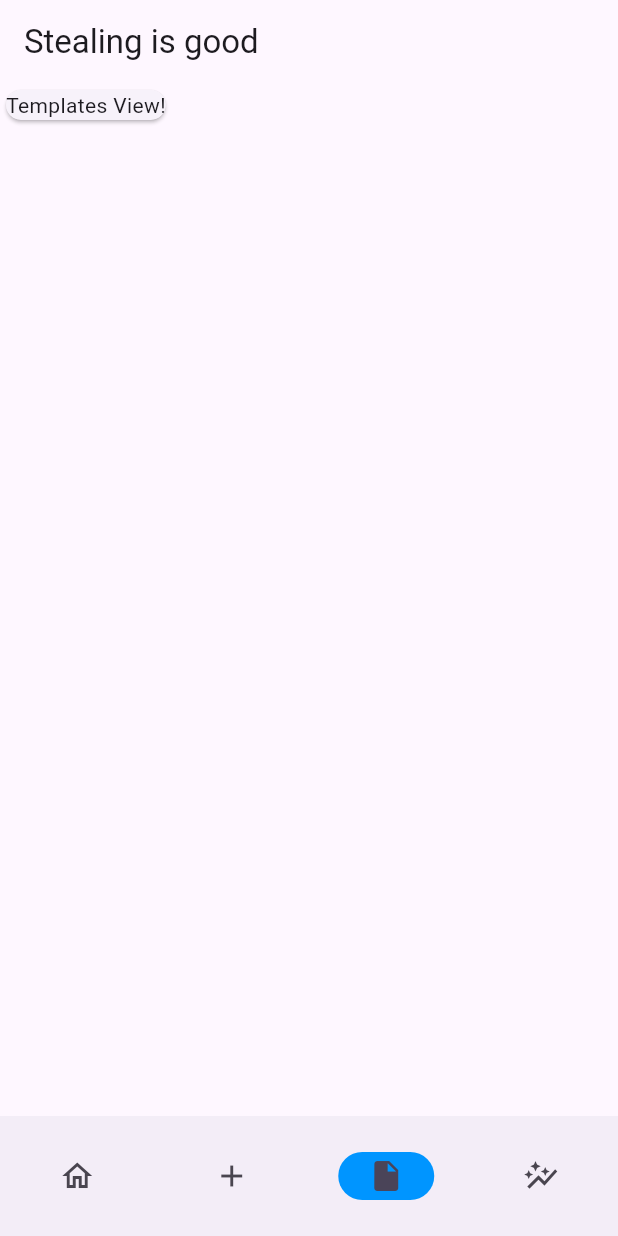
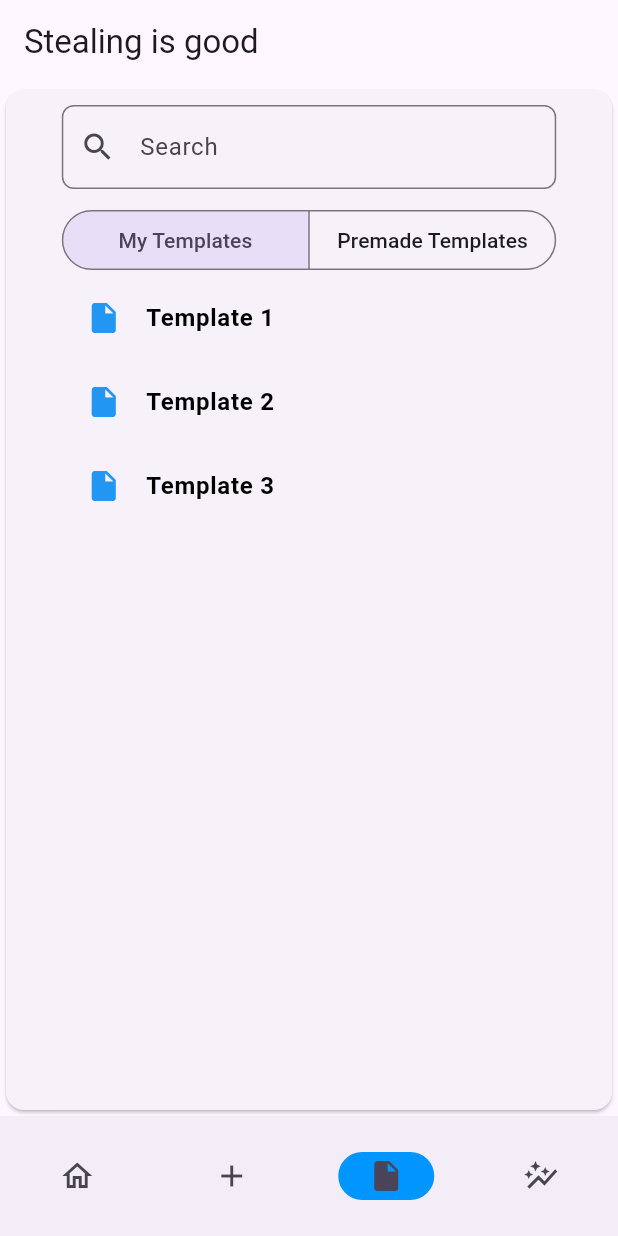
Before and after one commit to ruchihegde/exercise_tracking_app, a Flutter app: the screen it shows after launch, item 3 of the bottom bar chosen, on a phone screen of 412 x 824 dp. Run offline on Flutter 3.47's test engine with Material 3 defaults, Android fonts, the phone set to English and light mode, and no system bars.

Commit message:
basic structure for template list

```diff
--- a/lib/views/TemplatesView.dart
+++ b/lib/views/TemplatesView.dart
@@ -1,13 +1,14 @@
 import 'package:flutter/material.dart';
+import './widgets/TemplateList.dart';
 
 class TemplatesView extends StatelessWidget {
   const TemplatesView({super.key});
 
   @override
   Widget build(BuildContext context) {
-    return const Scaffold(
+    return Scaffold(
       body: Card(
-        child: Text('Templates View!')
+        child: TemplateList()
       )
     );
   }
--- /dev/null
+++ b/lib/views/widgets/TemplateList.dart
@@ -0,0 +1,124 @@
+import 'package:flutter/material.dart';
+import 'package:flutter/rendering.dart';
+
+enum TemplateView { myTemplates, premade }
+
+class TemplateList extends StatefulWidget {
+  const TemplateList({super.key});
+
+
+  @override
+  State<TemplateList> createState() => _TemplateListState();
+}
+
+class _TemplateListState extends State<TemplateList> {
+
+  TemplateView currentTab = TemplateView.myTemplates;
+  TextEditingController searchController = TextEditingController();
+  List<String> myTemplates = ['Template 1', 'Template 2', 'Template 3'];
+  List<String> premadeTemplates = ['Premade 1', 'Premade 2', 'Premade 3'];
+  List<String> filteredTemplates = [];
+
+  @override
+  void initState() {
+    super.initState();
+    filteredTemplates = myTemplates;
+    searchController.addListener(_filterTemplates);
+  }
+
+  @override
+  void dispose() {
+    searchController.removeListener(_filterTemplates);
+    searchController.dispose();
+    super.dispose();
+  }
+
+  int _getCurListCount () {
+    return currentTab == TemplateView.myTemplates
+      ? myTemplates.length
+      : premadeTemplates.length;
+  }
+
+  void _filterTemplates() {
+    setState(() {
+      List<String> templates = currentTab == TemplateView.myTemplates
+          ? myTemplates
+          : premadeTemplates;
+      filteredTemplates = templates
+          .where((template) =>
+              template.toLowerCase().contains(searchController.text.toLowerCase()))
+          .toList();
+    });
+  }
+
+  @override
+  Widget build(BuildContext context) {
+    return Center(
+      child: Column(
+        children: [
+          Padding(
+            padding: const EdgeInsets.all(10.0),
+            child: SizedBox(
+              width: MediaQuery.of(context).size.width * 0.8,
+              child: TextField(
+              controller: searchController,
+              decoration: InputDecoration(
+                labelText: 'Search',
+                prefixIcon: const Icon(Icons.search),
+                border: OutlineInputBorder(
+                  borderRadius: BorderRadius.circular(8.0),
+                ),
+              ),
+            ),
+            )
+          ),
+          SizedBox(
+            width: MediaQuery.of(context).size.width * 0.8,
+            child: SegmentedButton<TemplateView>(
+              segments: const <ButtonSegment<TemplateView>>[
+                ButtonSegment<TemplateView>(
+                  value: TemplateView.myTemplates,
+                  label: Text('My Templates'),
+                ),
+                ButtonSegment<TemplateView>(
+                  value: TemplateView.premade,
+                  label: Text('Premade Templates'),
+                )
+              ],
+              selected: {currentTab},
+              onSelectionChanged: (Set<TemplateView> newSelection) {
+                setState(() {
+                  currentTab = newSelection.first;
+                  _filterTemplates();
+                });
+              },
+              showSelectedIcon: false,
+            )
+          ),
+          Expanded(
+            child: ListView.builder(
+              itemCount: _getCurListCount(),
+              itemBuilder: (context, idx) {
+                return Center(
+                  child: Container(
+                    width: MediaQuery.of(context).size.width * 0.8,
+                    child: ListTile(
+                      leading: const Icon(Icons.insert_drive_file, color: Colors.blue),
+                      title: Text(
+                        filteredTemplates[idx],
+                        style: const TextStyle(
+                          fontWeight: FontWeight.bold,
+                          color: Colors.black,
+                        ),
+                      ),
+                    ),
+                  )
+                );
+              }
+            ),
+          )
+        ],
+      )
+    );
+  }
+}
```
